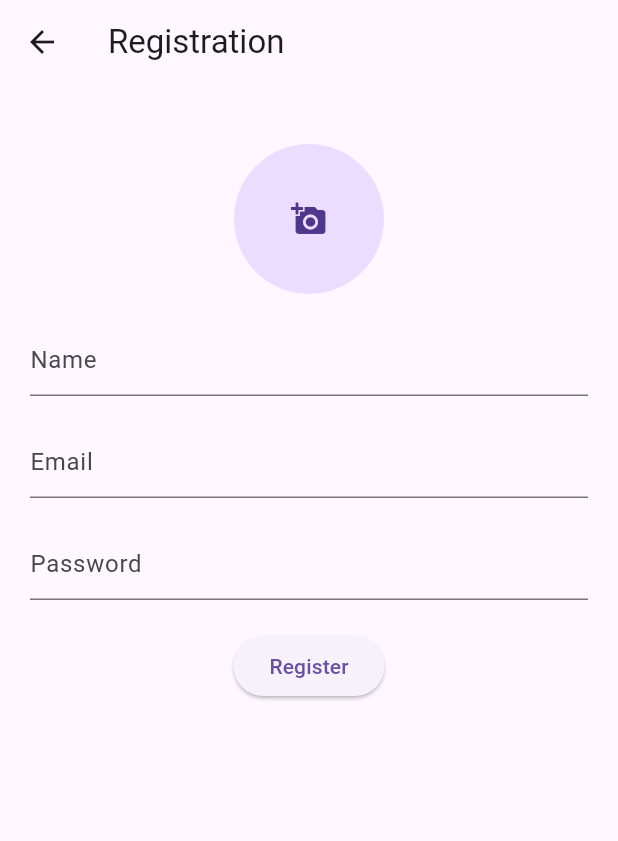
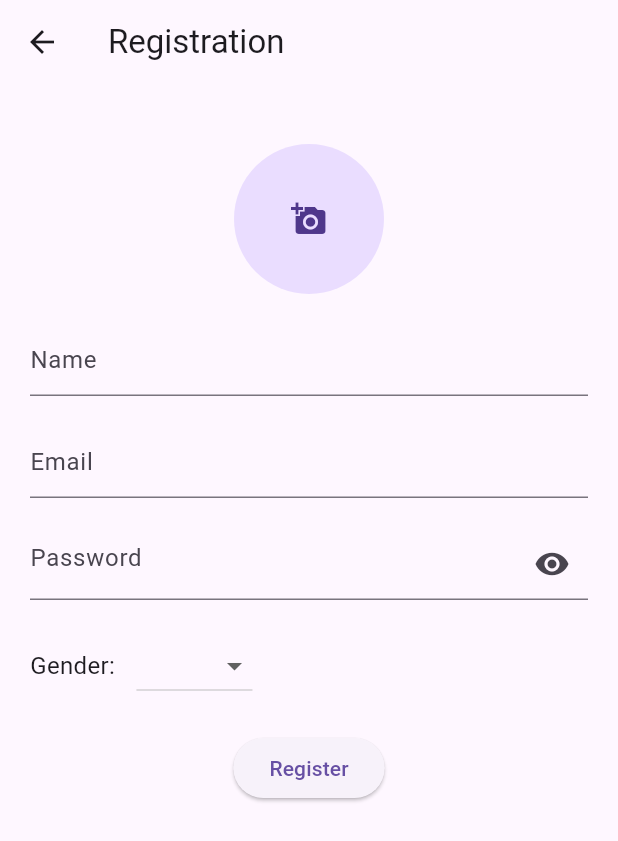
Before and after one commit to Abhishek24122002/IIT-App, a Flutter app: the screen it shows after launch, after a tap on "Create New Account", on a phone screen of 412 x 824 dp. Shown: the top 841 px of the screen. Run offline on Flutter 3.47's test engine with Material 3 defaults, Android fonts, the phone set to English and light mode, and no system bars; our stand-ins replace cloud_firestore, firebase_auth, firebase_core, firebase_storage, image_picker; accounts and stored records are empty; network calls fail.

Commit message:
small changes

```diff
--- a/lib/login_page.dart
+++ b/lib/login_page.dart
@@ -18,9 +18,15 @@ class LoginApp extends StatelessWidget {
   }
 }
 
-class LoginPage extends StatelessWidget {
+class LoginPage extends StatefulWidget {
+  @override
+  _LoginPageState createState() => _LoginPageState();
+}
+
+class _LoginPageState extends State<LoginPage> {
   final TextEditingController emailController = TextEditingController();
   final TextEditingController passwordController = TextEditingController();
+  bool _isObscure = true;
 
   @override
   Widget build(BuildContext context) {
@@ -82,11 +88,23 @@ class LoginPage extends StatelessWidget {
                       padding: const EdgeInsets.symmetric(horizontal: 8.0),
                       child: TextField(
                         controller: passwordController,
-                        obscureText: true,
+                        obscureText: _isObscure,
                         decoration: InputDecoration(
                           hintText: 'Password',
                           hintStyle: TextStyle(color: Colors.white54),
                           border: InputBorder.none,
+                          suffixIcon: IconButton(
+                            icon: Icon(
+                              _isObscure
+                                  ? Icons.visibility
+                                  : Icons.visibility_off,
+                            ),
+                            onPressed: () {
+                              setState(() {
+                                _isObscure = !_isObscure;
+                              });
+                            },
+                          ),
                         ),
                       ),
                     ),
@@ -99,17 +117,28 @@ class LoginPage extends StatelessWidget {
                   child: ElevatedButton(
                     onPressed: () async {
                       try {
-                        UserCredential userCredential = await FirebaseAuth.instance.signInWithEmailAndPassword(
+                        UserCredential userCredential =
+                            await FirebaseAuth.instance
+                                .signInWithEmailAndPassword(
                           email: emailController.text.trim(),
                           password: passwordController.text.trim(),
                         );
 
                         Navigator.pushReplacement(
                           context,
-                          MaterialPageRoute(builder: (context) => HomePage(user: userCredential.user)),
+                          MaterialPageRoute(
+                              builder: (context) =>
+                                  HomePage(user: userCredential.user)),
                         );
                       } catch (e) {
                         print('Login Error: $e');
+                        // Show a snackbar for incorrect credentials
+                        ScaffoldMessenger.of(context).showSnackBar(
+                          SnackBar(
+                            content: Text(
+                                'Incorrect credentials. Please try again.'),
+                          ),
+                        );
                       }
                     },
                     style: ElevatedButton.styleFrom(
@@ -122,7 +151,8 @@ class LoginPage extends StatelessWidget {
                   onTap: () {
                     Navigator.push(
                       context,
-                      MaterialPageRoute(builder: (context) => ForgotPasswordPage()),
+                      MaterialPageRoute(
+                          builder: (context) => ForgotPasswordPage()),
                     );
                   },
                   child: Text(
@@ -137,7 +167,8 @@ class LoginPage extends StatelessWidget {
                     onPressed: () {
                       Navigator.push(
                         context,
-                        MaterialPageRoute(builder: (context) => RegistrationPage()),
+                        MaterialPageRoute(
+                            builder: (context) => RegistrationPage()),
                       );
                     },
                     child: Text('Create New Account'),
--- a/lib/registration_page.dart
+++ b/lib/registration_page.dart
@@ -17,6 +17,8 @@ class _RegistrationPageState extends State<RegistrationPage> {
   final TextEditingController passwordController = TextEditingController();
   File? _image;
   String? _imageURL;
+  String? _selectedGender;
+  bool _obscurePassword = true;
 
   Future<void> _getImage() async {
     final pickedFile =
@@ -87,10 +89,50 @@ class _RegistrationPageState extends State<RegistrationPage> {
               SizedBox(height: 20),
               TextField(
                 controller: passwordController,
-                obscureText: true,
+                obscureText: _obscurePassword,
                 decoration: InputDecoration(
                   hintText: 'Password',
+                  suffixIcon: IconButton(
+                    icon: Icon(
+                      _obscurePassword
+                          ? Icons.visibility
+                          : Icons.visibility_off,
+                    ),
+                    onPressed: () {
+                      setState(() {
+                        _obscurePassword = !_obscurePassword;
+                      });
+                    },
+                  ),
                 ),
+              ),
+              SizedBox(height: 20),
+              Row(
+                children: [
+                  Text(
+                    'Gender: ',
+                    style: TextStyle(fontSize: 16),
+                  ),
+                  SizedBox(width: 10),
+                  DropdownButton<String>(
+                    value: _selectedGender,
+                    onChanged: (String? newValue) {
+                      setState(() {
+                        _selectedGender = newValue;
+                      });
+                    },
+                    items: <String>['Male', 'Female']
+                        .map<DropdownMenuItem<String>>((String value) {
+                      return DropdownMenuItem<String>(
+                        value: value,
+                        child: Text(
+                          value,
+                          style: TextStyle(fontSize: 16),
+                        ),
+                      );
+                    }).toList(),
+                  ),
+                ],
               ),
               SizedBox(height: 20),
               ElevatedButton(
@@ -113,7 +155,8 @@ class _RegistrationPageState extends State<RegistrationPage> {
                         .set({
                       'name': nameController.text.trim(),
                       'email': emailController.text.trim(),
-                      'photoURL': _imageURL, // Store Firebase Storage URL in Firestore
+                      'photoURL': _imageURL,
+                      'gender': _selectedGender,
                     });
 
                     Navigator.pushReplacement(
```
